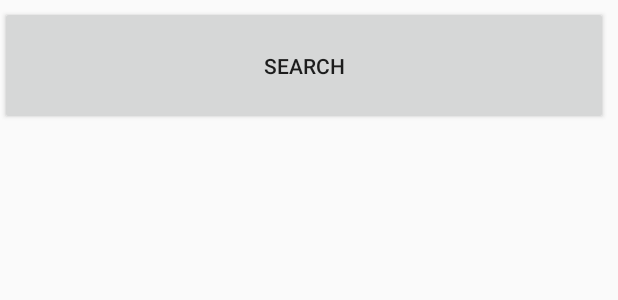
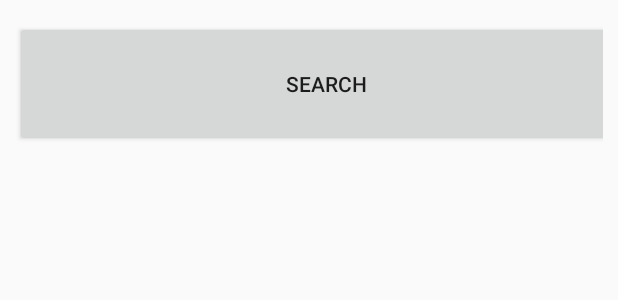
Before and after one commit to Tomiczeq/KSMAP, an Android app: the layout activity_main.xml on its own in the app's theme, with its tools: preview values and no code run, on a phone screen of 412 x 824 dp. Shown: the top 300 px of the screen. Run offline under Robolectric (Android 15) with nearby library versions, the phone set to English and light mode, and no system bars; network calls fail.

Commit message:
feat: show search results from Google Places Api

```diff
--- a/app/app/src/main/java/com/example/recommender/MyRecyclerViewAdapter.java
+++ b/app/app/src/main/java/com/example/recommender/MyRecyclerViewAdapter.java
@@ -40,7 +40,7 @@ public class MyRecyclerViewAdapter extends RecyclerView.Adapter<MyRecyclerViewAd
         try {
             JSONObject placeData = placesData.getJSONObject(position);
             holder.placeName.setText(placeData.getString("name"));
-            holder.placeAddress.setText(placeData.getString("vicinity"));
+            holder.placeAddress.setText(placeData.getString("address"));
             holder.placeRatting.setText(placeData.getString("rating"));
         } catch (JSONException e) {
             e.printStackTrace();
--- a/app/app/src/main/res/layout/activity_main.xml
+++ b/app/app/src/main/res/layout/activity_main.xml
@@ -6,10 +6,17 @@
     android:layout_height="wrap_content"
     tools:context=".MainActivity">
 
+    <LinearLayout xmlns:android="http://schemas.android.com/apk/res/android"
+        android:id="@+id/wrapper"
+        android:layout_width="match_parent"
+        android:layout_height="wrap_content"
+        android:orientation="vertical"
+        android:padding="10dp">
+
         <Button
             android:id="@+id/search_restaurants"
-        android:layout_width="405dp"
-        android:layout_height="79dp"
+            android:layout_width="415dp"
+            android:layout_height="84dp"
             android:layout_marginTop="4dp"
             android:text="Search"
             app:layout_constraintEnd_toEndOf="parent"
@@ -21,7 +28,10 @@
             android:id="@+id/search_results"
             android:layout_width="match_parent"
             android:layout_height="match_parent"
+            app:layout_constraintBottom_toBottomOf="parent"
             app:layout_constraintEnd_toEndOf="parent"
+            app:layout_constraintHorizontal_bias="0.498"
             app:layout_constraintStart_toStartOf="parent"
             app:layout_constraintTop_toBottomOf="@+id/search_restaurants" />
+    </LinearLayout>
 </androidx.constraintlayout.widget.ConstraintLayout>
```
Also changed, not shown: app/app/src/main/java/com/example/recommender/MainActivity.java (+47 -27 lines). Lines whose indentation alone changed are shown as unchanged.
